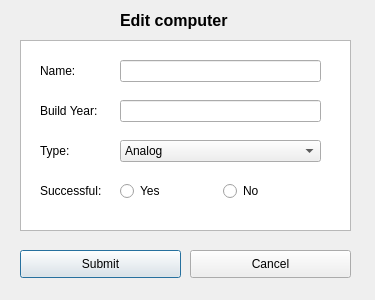
Before: the Qt Designer form Verklegt/editcomputer.ui in disaerna/T-113-VLN1, drawn with Qt 5.
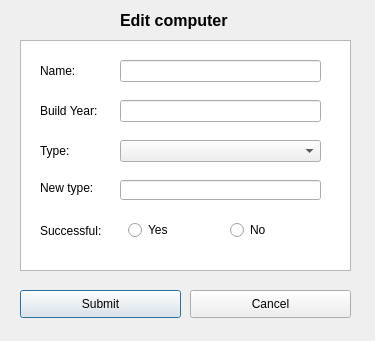
After: the same form once the commit is applied.

Commit message: Edit-Remove fix + Edit relation klasi

What changed in the file:
```diff
--- a/Verklegt/editcomputer.ui
+++ b/Verklegt/editcomputer.ui
@@ -7,7 +7,7 @@
     <x>0</x>
     <y>0</y>
     <width>375</width>
-    <height>300</height>
+    <height>341</height>
    </rect>
   </property>
   <property name="windowTitle">
@@ -22,7 +22,7 @@
      <x>20</x>
      <y>40</y>
      <width>331</width>
-     <height>191</height>
+     <height>231</height>
     </rect>
    </property>
    <property name="toolTipDuration">
@@ -97,7 +97,7 @@
    <property name="geometry">
     <rect>
      <x>20</x>
-     <y>250</y>
+     <y>290</y>
      <width>161</width>
      <height>28</height>
     </rect>
@@ -113,7 +113,7 @@
    <property name="geometry">
     <rect>
      <x>190</x>
-     <y>250</y>
+     <y>290</y>
      <width>161</width>
      <height>28</height>
     </rect>
@@ -152,7 +152,7 @@
    <property name="geometry">
     <rect>
      <x>40</x>
-     <y>180</y>
+     <y>220</y>
      <width>71</width>
      <height>21</height>
     </rect>
@@ -168,33 +168,12 @@
    <property name="geometry">
     <rect>
      <x>120</x>
-     <y>180</y>
+     <y>220</y>
      <width>199</width>
      <height>22</height>
     </rect>
    </property>
-   <layout class="QHBoxLayout" name="horizontalLayout">
-    <item>
-     <widget class="QRadioButton" name="yesButton">
-      <property name="toolTipDuration">
-       <number>0</number>
-      </property>
-      <property name="text">
-       <string>Yes</string>
-      </property>
-     </widget>
-    </item>
-    <item>
-     <widget class="QRadioButton" name="noButton">
-      <property name="toolTipDuration">
-       <number>0</number>
-      </property>
-      <property name="text">
-       <string>No</string>
-      </property>
-     </widget>
-    </item>
-   </layout>
+   <layout class="QHBoxLayout" name="horizontalLayout"/>
   </widget>
   <widget class="QLineEdit" name="buildEdit">
    <property name="geometry">
@@ -221,27 +200,86 @@
    <property name="toolTipDuration">
     <number>0</number>
    </property>
-   <item>
-    <property name="text">
-     <string>Analog</string>
-    </property>
-   </item>
-   <item>
-    <property name="text">
-     <string>Electronic</string>
-    </property>
-   </item>
-   <item>
-    <property name="text">
-     <string>Mechatronic</string>
-    </property>
-   </item>
-   <item>
-    <property name="text">
-     <string>Micro</string>
-    </property>
-   </item>
   </widget>
+  <widget class="QRadioButton" name="noButton">
+   <property name="geometry">
+    <rect>
+     <x>230</x>
+     <y>220</y>
+     <width>95</width>
+     <height>20</height>
+    </rect>
+   </property>
+   <property name="toolTipDuration">
+    <number>0</number>
+   </property>
+   <property name="text">
+    <string>No</string>
+   </property>
+  </widget>
+  <widget class="QRadioButton" name="yesButton">
+   <property name="geometry">
+    <rect>
+     <x>128</x>
+     <y>220</y>
+     <width>95</width>
+     <height>20</height>
+    </rect>
+   </property>
+   <property name="toolTipDuration">
+    <number>0</number>
+   </property>
+   <property name="text">
+    <string>Yes</string>
+   </property>
+  </widget>
+  <widget class="QLineEdit" name="newTypeInput">
+   <property name="geometry">
+    <rect>
+     <x>120</x>
+     <y>180</y>
+     <width>201</width>
+     <height>20</height>
+    </rect>
+   </property>
+   <property name="toolTipDuration">
+    <number>0</number>
+   </property>
+  </widget>
+  <widget class="QLabel" name="editNewTypeText">
+   <property name="geometry">
+    <rect>
+     <x>40</x>
+     <y>180</y>
+     <width>91</width>
+     <height>16</height>
+    </rect>
+   </property>
+   <property name="toolTipDuration">
+    <number>0</number>
+   </property>
+   <property name="text">
+    <string>New type: </string>
+   </property>
+  </widget>
+  <zorder>successfulView</zorder>
+  <zorder>nameText</zorder>
+  <zorder>buildYearText</zorder>
+  <zorder>typeText</zorder>
+  <zorder>nameEdit</zorder>
+  <zorder>submitButton</zorder>
+  <zorder>cancelButton</zorder>
+  <zorder>editText</zorder>
+  <zorder>successfulText</zorder>
+  <zorder>layoutWidget</zorder>
+  <zorder>buildEdit</zorder>
+  <zorder>typeSelection</zorder>
+  <zorder>noButton</zorder>
+  <zorder>yesButton</zorder>
+  <zorder>noButton</zorder>
+  <zorder>yesButton</zorder>
+  <zorder>newTypeInput</zorder>
+  <zorder>editNewTypeText</zorder>
  </widget>
  <tabstops>
   <tabstop>nameEdit</tabstop>
```
Left out of the diff: 2 changed lines with no effect on the pictures. The commit also changes 15 other files.
